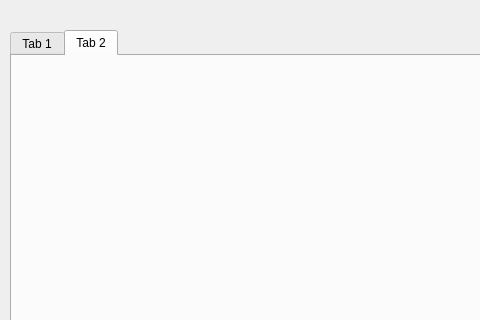
Before: the Qt Designer form GUI QT/SoundDataUI-App/screen2.ui in SoundData/Gui, drawn with Qt 5; both pictures show x 0 to 480 and y 0 to 320 of the 803 by 476 pixel window.
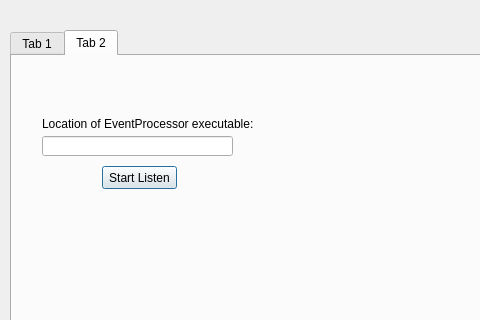
After: the same form once the commit is applied.

Commit message:
Add application launcher to Screen2
Introduce enough logic to launch the event processor executable where
ever it exists on the system

```diff
--- a/GUI QT/SoundDataUI-App/screen2.ui
+++ b/GUI QT/SoundDataUI-App/screen2.ui
@@ -34,6 +34,42 @@
     <attribute name="title">
      <string>Tab 2</string>
     </attribute>
+    <widget class="QPushButton" name="pushButton">
+     <property name="geometry">
+      <rect>
+       <x>90</x>
+       <y>110</y>
+       <width>75</width>
+       <height>23</height>
+      </rect>
+     </property>
+     <property name="text">
+      <string>Start Listen</string>
+     </property>
+    </widget>
+    <widget class="QLabel" name="label">
+     <property name="geometry">
+      <rect>
+       <x>30</x>
+       <y>60</y>
+       <width>291</width>
+       <height>16</height>
+      </rect>
+     </property>
+     <property name="text">
+      <string>Location of EventProcessor executable:</string>
+     </property>
+    </widget>
+    <widget class="QLineEdit" name="lineEdit">
+     <property name="geometry">
+      <rect>
+       <x>30</x>
+       <y>80</y>
+       <width>191</width>
+       <height>20</height>
+      </rect>
+     </property>
+    </widget>
    </widget>
   </widget>
  </widget>
```
The commit also changes 5 other files.
